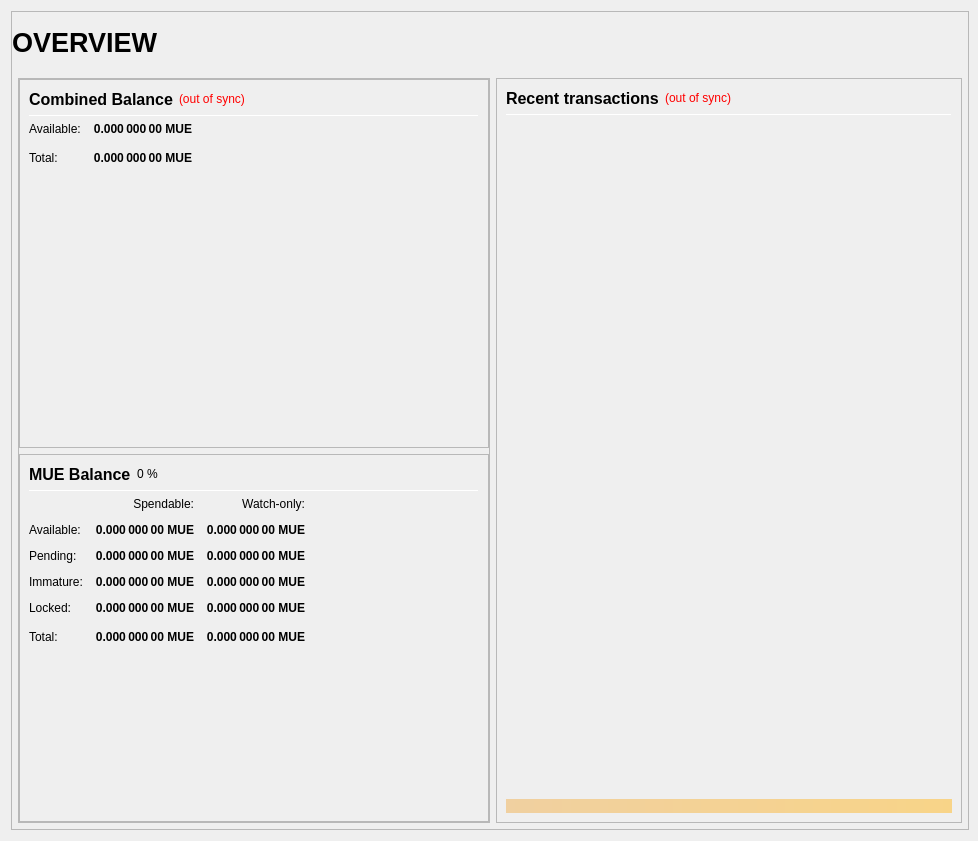
Before: the Qt Designer form src/qt/forms/overviewpage.ui in theboldproject/BOLD, drawn with Qt 5.
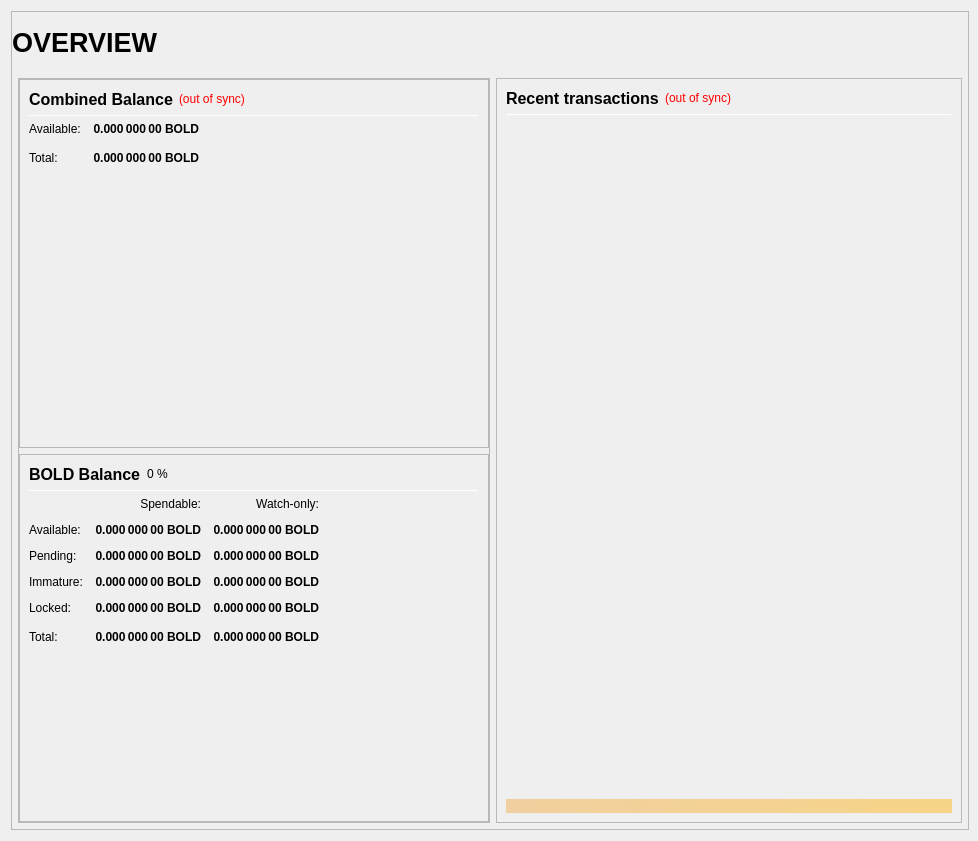
After: the same form once the commit is applied.

What changed in the file:
```diff
--- a/src/qt/forms/overviewpage.ui
+++ b/src/qt/forms/overviewpage.ui
@@ -333,7 +333,7 @@
                           <string>Your current spendable balance</string>
                          </property>
                          <property name="text">
-                          <string notr="true">0.000 000 00 MUE</string>
+                          <string notr="true">0.000 000 00 BOLD</string>
                          </property>
                          <property name="alignment">
                           <set>Qt::AlignRight|Qt::AlignTrailing|Qt::AlignVCenter</set>
@@ -365,7 +365,7 @@
                           <string>Total Balance, including all unavailable coins.</string>
                          </property>
                          <property name="text">
-                          <string notr="true">0.000 000 00 MUE</string>
+                          <string notr="true">0.000 000 00 BOLD</string>
                          </property>
                          <property name="alignment">
                           <set>Qt::AlignRight|Qt::AlignTrailing|Qt::AlignVCenter</set>
@@ -433,7 +433,7 @@
                           </font>
                          </property>
                          <property name="text">
-                          <string>MUE Balance</string>
+                          <string>BOLD Balance</string>
                          </property>
                         </widget>
                        </item>
@@ -525,7 +525,7 @@
                           <string>Your current spendable balance</string>
                          </property>
                          <property name="text">
-                          <string notr="true">0.000 000 00 MUE</string>
+                          <string notr="true">0.000 000 00 BOLD</string>
                          </property>
                          <property name="alignment">
                           <set>Qt::AlignRight|Qt::AlignTrailing|Qt::AlignVCenter</set>
@@ -550,7 +550,7 @@
                           <string>Your current balance in watch-only addresses</string>
                          </property>
                          <property name="text">
-                          <string notr="true">0.000 000 00 MUE</string>
+                          <string notr="true">0.000 000 00 BOLD</string>
                          </property>
                          <property name="alignment">
                           <set>Qt::AlignRight|Qt::AlignTrailing|Qt::AlignVCenter</set>
@@ -582,7 +582,7 @@
                           <string>Total of transactions that have yet to be confirmed, and do not yet count toward the spendable balance</string>
                          </property>
                          <property name="text">
-                          <string notr="true">0.000 000 00 MUE</string>
+                          <string notr="true">0.000 000 00 BOLD</string>
                          </property>
                          <property name="alignment">
                           <set>Qt::AlignRight|Qt::AlignTrailing|Qt::AlignVCenter</set>
@@ -607,7 +607,7 @@
                           <string>Unconfirmed transactions to watch-only addresses</string>
                          </property>
                          <property name="text">
-                          <string notr="true">0.000 000 00 MUE</string>
+                          <string notr="true">0.000 000 00 BOLD</string>
                          </property>
                          <property name="alignment">
                           <set>Qt::AlignRight|Qt::AlignTrailing|Qt::AlignVCenter</set>
@@ -639,7 +639,7 @@
                           <string>Staked or masternode rewards that has not yet matured</string>
                          </property>
                          <property name="text">
-                          <string notr="true">0.000 000 00 MUE</string>
+                          <string notr="true">0.000 000 00 BOLD</string>
                          </property>
                          <property name="alignment">
                           <set>Qt::AlignRight|Qt::AlignTrailing|Qt::AlignVCenter</set>
@@ -664,7 +664,7 @@
                           <string>Staked or masternode rewards in watch-only addresses that has not yet matured</string>
                          </property>
                          <property name="text">
-                          <string notr="true">0.000 000 00 MUE</string>
+                          <string notr="true">0.000 000 00 BOLD</string>
                          </property>
                          <property name="alignment">
                           <set>Qt::AlignRight|Qt::AlignTrailing|Qt::AlignVCenter</set>
@@ -699,7 +699,7 @@
                           <string>Locked MUE or Masternode collaterals. These are excluded from zMUE minting.</string>
                          </property>
                          <property name="text">
-                          <string notr="true">0.000 000 00 MUE</string>
+                          <string notr="true">0.000 000 00 BOLD</string>
                          </property>
                          <property name="alignment">
                           <set>Qt::AlignRight|Qt::AlignTrailing|Qt::AlignVCenter</set>
@@ -724,7 +724,7 @@
                           <string>Current locked balance in watch-only addresses</string>
                          </property>
                          <property name="text">
-                          <string notr="true">0.000 000 00 MUE</string>
+                          <string notr="true">0.000 000 00 BOLD</string>
                          </property>
                          <property name="alignment">
                           <set>Qt::AlignRight|Qt::AlignTrailing|Qt::AlignVCenter</set>
@@ -759,7 +759,7 @@
                           <string>Your current MonetaryUnit balance, unconfirmed and immature transactions included</string>
                          </property>
                          <property name="text">
-                          <string notr="true">0.000 000 00 MUE</string>
+                          <string notr="true">0.000 000 00 BOLD</string>
                          </property>
                          <property name="alignment">
                           <set>Qt::AlignRight|Qt::AlignTrailing|Qt::AlignVCenter</set>
@@ -784,7 +784,7 @@
                           <string>Current total balance in watch-only addresses</string>
                          </property>
                          <property name="text">
-                          <string notr="true">0.000 000 00 MUE</string>
+                          <string notr="true">0.000 000 00 BOLD</string>
                          </property>
                          <property name="alignment">
                           <set>Qt::AlignRight|Qt::AlignTrailing|Qt::AlignVCenter</set>
```
Left out of the diff: 14 changed lines with no effect on the pictures.
